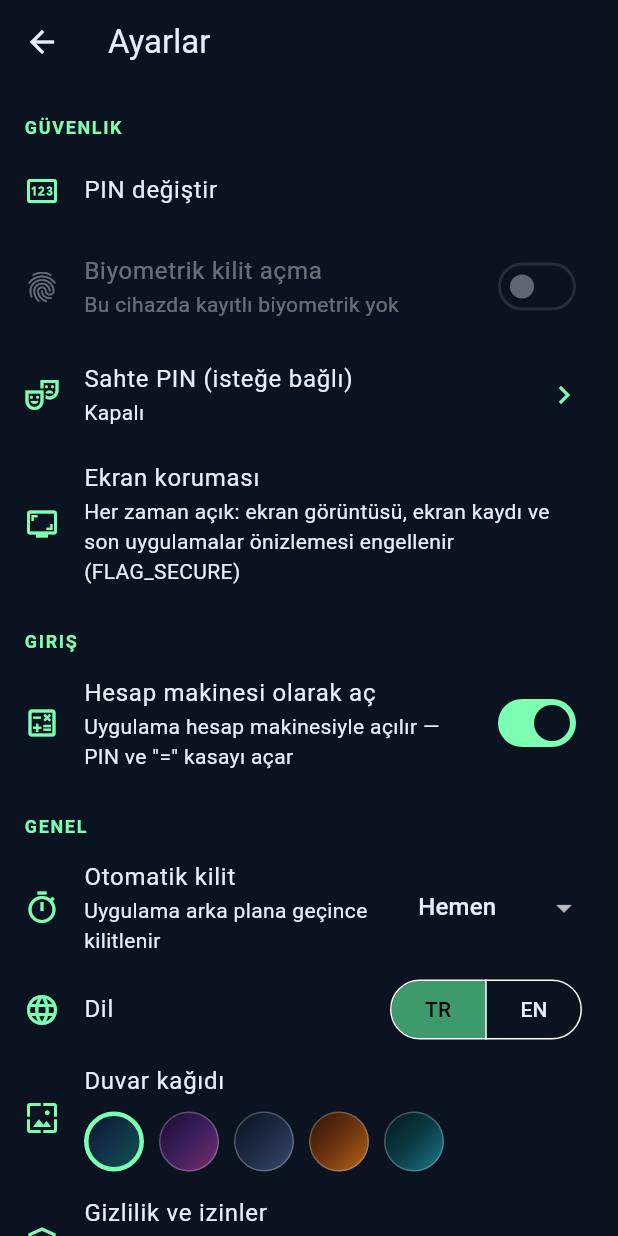
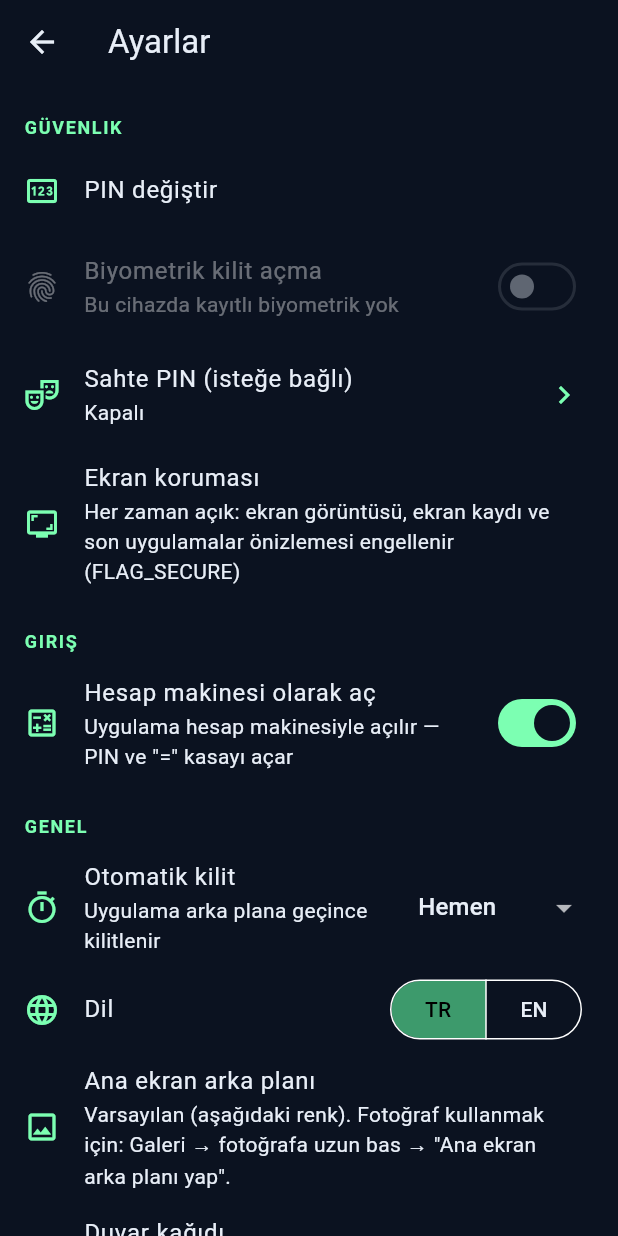
Before and after one commit to canaslan1675-rgb/gizli-alan, a Flutter app: the SettingsScreen screen opened directly, on a phone screen of 412 x 824 dp. Run offline on Flutter 3.47's test engine with Material 3 defaults, Android fonts, the phone set to English and light mode, and no system bars; our stand-ins replace file_picker, flutter_secure_storage, image_picker, local_auth, shared_preferences; missing offline and left inert: cryptography; accounts and stored records are empty.

Commit message:
feat: vault home background from a vault photo (gallery long-press menu)
- Gallery long-press sheet: Open / Set as home background / Export / Delete
- choice stored encrypted per space (home_background.gae), photo decrypted in
  memory, scrim on vault home only; calculator + other screens untouched
- Settings: 'Ana ekran arka planı' state + 'Arka planı kaldır' only
- lock clears Flutter image cache; no bundled wallpaper (assets/wallpapers slot
  reserved, not in pubspec); no new permissions
- tests (session unit + widget flow), TR/EN, docs; store 06_settings regenerated

```diff
--- a/lib/app.dart
+++ b/lib/app.dart
@@ -302,6 +302,11 @@ class GizliAlanAppState extends State<GizliAlanApp>
     final s = _session;
     if (s == null) return;
     s.close();
+    // Drop decoded vault photos (gallery thumbnails, home background) from
+    // Flutter's in-memory image cache.
+    PaintingBinding.instance.imageCache
+      ..clear()
+      ..clearLiveImages();
     _backgroundedAt = null;
     setState(() => _session = null);
     navKey.currentState?.popUntil((r) => r.isFirst);
--- a/lib/l10n/en.dart
+++ b/lib/l10n/en.dart
@@ -128,6 +128,16 @@ const Map<String, String> en = {
   'lockAfterMin': 'After {n} min',
   'language': 'Language',
   'wallpaper': 'Wallpaper',
+  'homeBackground': 'Home screen background',
+  'homeBackgroundDefault':
+      'Default (colour below). To use a photo: Gallery → long-press a photo → "Set as home background".',
+  'homeBackgroundPhoto':
+      'A photo from this vault. Remove it to go back to the colour below.',
+  'homeBackgroundRemove': 'Remove background',
+  'homeBackgroundSet':
+      'Set as the vault home background. The photo stays encrypted in the vault.',
+  'setAsHomeBackground': 'Set as home background',
+  'open': 'Open',
   'privacyTitle': 'Privacy & permissions',
   'privacyBody':
       '• All vault content (photos, files, notes) is encrypted with AES-256-GCM '
--- a/lib/l10n/tr.dart
+++ b/lib/l10n/tr.dart
@@ -127,6 +127,16 @@ const Map<String, String> tr = {
   'lockAfterMin': '{n} dk sonra',
   'language': 'Dil',
   'wallpaper': 'Duvar kağıdı',
+  'homeBackground': 'Ana ekran arka planı',
+  'homeBackgroundDefault':
+      'Varsayılan (aşağıdaki renk). Fotoğraf kullanmak için: Galeri → fotoğrafa uzun bas → "Ana ekran arka planı yap".',
+  'homeBackgroundPhoto':
+      'Kasadaki bir fotoğraf. Kaldırınca aşağıdaki renge dönülür.',
+  'homeBackgroundRemove': 'Arka planı kaldır',
+  'homeBackgroundSet':
+      'Kasa ana ekranı arka planı yapıldı. Fotoğraf kasada şifreli kalır.',
+  'setAsHomeBackground': 'Ana ekran arka planı yap',
+  'open': 'Aç',
   'privacyTitle': 'Gizlilik ve izinler',
   'privacyBody':
       '• Tüm kasa içeriği (fotoğraf, dosya, not) Android Keystore destekli '
--- a/lib/screens/settings_screen.dart
+++ b/lib/screens/settings_screen.dart
@@ -26,6 +26,7 @@ class SettingsScreen extends StatefulWidget {
 class _SettingsScreenState extends State<SettingsScreen> {
   bool? _hasDecoy;
   bool _bioAvailable = false;
+  bool _hasHomeBackground = false;
   late final bool _isDecoy;
   bool _init = false;
 
@@ -43,11 +44,18 @@ class _SettingsScreenState extends State<SettingsScreen> {
     final app = GizliAlanApp.of(context);
     final hasDecoy = await app.auth.hasDecoyPin();
     final bio = await app.biometrics.isAvailable();
+    final bg = await app.session?.homeBackgroundId();
     if (!mounted) return;
     setState(() {
       _hasDecoy = hasDecoy;
       _bioAvailable = bio;
+      _hasHomeBackground = bg != null;
     });
+  }
+
+  Future<void> _removeHomeBackground() async {
+    await GizliAlanApp.of(context).session?.setHomeBackgroundId(null);
+    if (mounted) setState(() => _hasHomeBackground = false);
   }
 
   Future<void> _toggleBiometric(bool v) async {
@@ -228,6 +236,23 @@ class _SettingsScreenState extends State<SettingsScreen> {
         ),
       ),
       ListTile(
+        key: const ValueKey('settings_home_background'),
+        leading: const Icon(Icons.image_outlined),
+        title: Text(t('homeBackground')),
+        subtitle: Text(
+          _hasHomeBackground
+              ? t('homeBackgroundPhoto')
+              : t('homeBackgroundDefault'),
+        ),
+        trailing: _hasHomeBackground
+            ? TextButton(
+                key: const ValueKey('settings_home_background_remove'),
+                onPressed: _removeHomeBackground,
+                child: Text(t('homeBackgroundRemove')),
+              )
+            : null,
+      ),
+      ListTile(
         leading: const Icon(Icons.wallpaper_outlined),
         title: Text(t('wallpaper')),
         subtitle: Padding(
--- a/lib/theme.dart
+++ b/lib/theme.dart
@@ -21,6 +21,12 @@ class GizliTheme {
     [Color(0xFF2B1305), Color(0xFF6B3410), Color(0xFFB8641B)],
     [Color(0xFF03161A), Color(0xFF0B3B45), Color(0xFF1B7A8C)],
   ];
+
+  /// Readability scrim over a photo background on the vault home.
+  static const double homePhotoScrim = 0.45;
+
+  // Slot for a bundled default background (assets/wallpapers/, see the
+  // README there). Empty for now: default = the gradient below.
 
   static LinearGradient wallpaper(int i) => LinearGradient(
     begin: Alignment.topLeft,
```
Also changed, not shown: lib/screens/gallery_screen.dart (+102 -14 lines), lib/screens/vault_home_screen.dart (+29 -3 lines), lib/services/vault_session.dart (+47 -0 lines), 10 other files.
